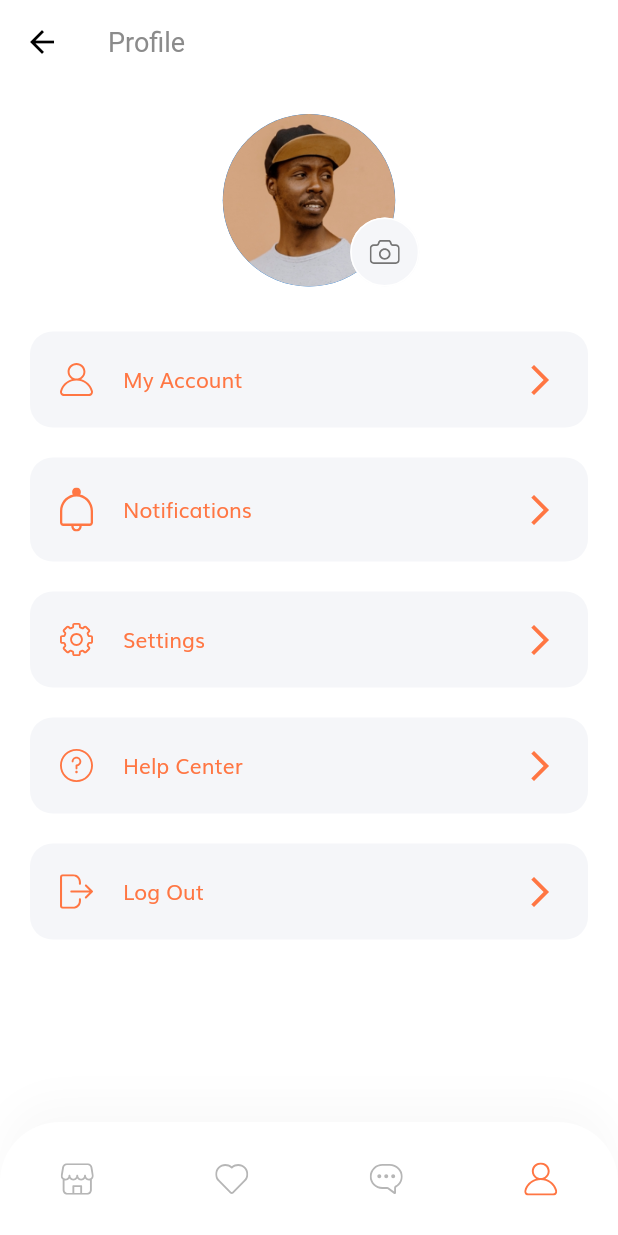
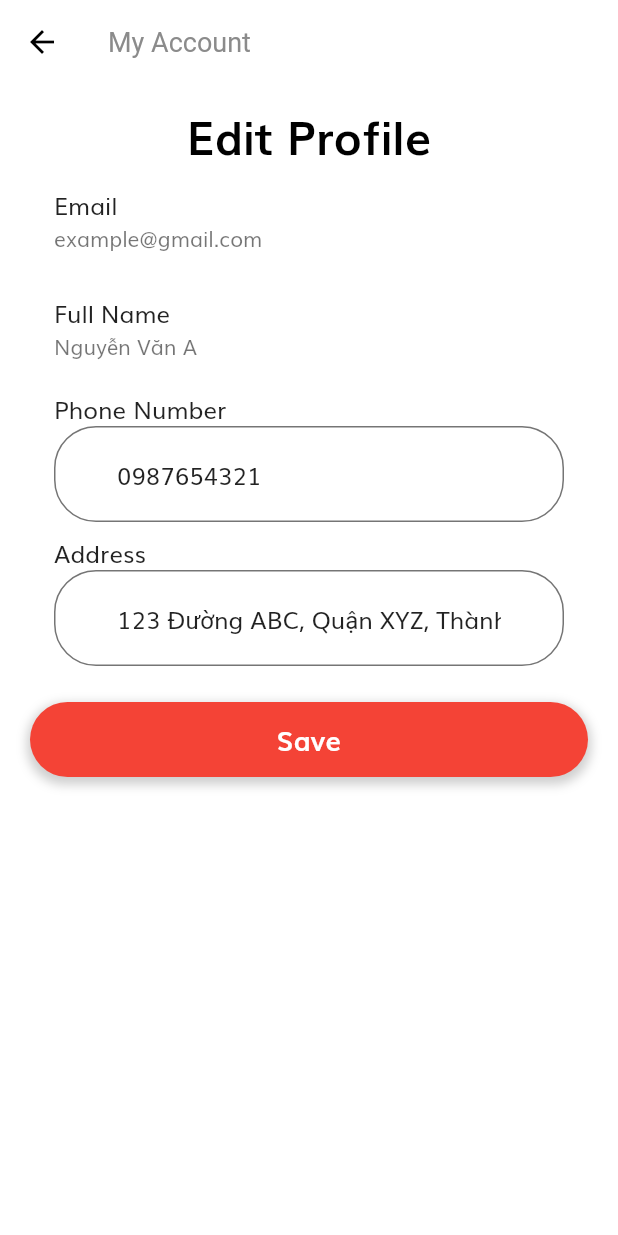
Before and after one commit to hieu20022002/ecommerce, a Flutter app: the ProfileScreen screen opened by its route, item 4 of the bottom bar chosen, after a tap on "My Account", on a phone screen of 412 x 824 dp. Run offline on Flutter 3.47's test engine with Material 2 defaults, Android fonts, the phone set to English and light mode, and no system bars; our stand-ins replace cloud_firestore, firebase_auth, firebase_core, flutter_svg, shared_preferences; accounts and stored records are empty.

Commit message:
code my_account

```diff
--- a/lib/config/routers.dart
+++ b/lib/config/routers.dart
@@ -1,6 +1,9 @@
+
+import 'package:ecommerce/models/User.dart';
 import 'package:ecommerce/screens/cart/cart_screen.dart';
 import 'package:ecommerce/screens/details/details_screen.dart';
 import 'package:ecommerce/screens/home/home_screen.dart';
+import 'package:ecommerce/screens/my_account/my_account.dart';
 import 'package:ecommerce/screens/otp/otp_screen.dart';
 import 'package:ecommerce/screens/sign_up/sign_up_screen.dart';
 import 'package:flutter/material.dart';
@@ -22,4 +25,6 @@ final Map<String, WidgetBuilder> routes = {
   LoginSuccessScreen.routeName: (context) => LoginSuccessScreen(),
   DetailsScreen.routeName: (context) => DetailsScreen(),
   ProfileScreen.routeName: (context) => ProfileScreen(),
-};
+  CartScreen.routeName:(context) => CartScreen(),
+  MyAccountScreen.routeName :(context) => MyAccountScreen(),
+  };
--- /dev/null
+++ b/lib/screens/my_account/my_account.dart
@@ -0,0 +1,117 @@
+import 'package:ecommerce/screens/constants.dart';
+import 'package:flutter/material.dart';
+
+class MyAccountScreen extends StatefulWidget {
+  static String routeName = "/my_account";
+  @override
+  _MyAccountScreenState createState() => _MyAccountScreenState();
+}
+
+class _MyAccountScreenState extends State<MyAccountScreen> {
+  // Khai báo các biến để lưu thông tin người dùng
+  String _email = 'example@gmail.com';
+  String _fullName = 'Nguyễn Văn A';
+  String _phoneNumber = '0987654321';
+  String _address = '123 Đường ABC, Quận XYZ, Thành phố HCM';
+
+  // Khai báo các biến để lưu thông tin người dùng khi cập nhật
+  String _newPhoneNumber = '';
+  String _newAddress = '';
+
+  // Hàm để cập nhật thông tin người dùng
+  void _updateUserInfo() {
+    setState(() {
+      if (_newPhoneNumber != '') {
+        _phoneNumber = _newPhoneNumber;
+        _newPhoneNumber = '';
+      }
+      if (_newAddress != '') {
+        _address = _newAddress;
+        _newAddress = '';
+      }
+    });
+  }
+
+  @override
+  Widget build(BuildContext context) {
+    return Scaffold(
+      appBar: AppBar(
+        title: Text('My Account'),
+      ),
+      body: ListView(
+        padding: EdgeInsets.symmetric(horizontal: 20, vertical: 10),
+        children: [
+          Text(
+            "Edit Profile",
+            style: headingStyle,
+            textAlign: TextAlign.center,
+          ),
+          ListTile(
+            title: Text('Email'),
+            subtitle: Text(_email),
+          ),
+          ListTile(
+            title: Text('Full Name'),
+            subtitle: Text(_fullName),
+          ),
+          ListTile(
+            title: Text('Phone Number'),
+            subtitle: TextFormField(
+              initialValue: _phoneNumber,
+              onChanged: (value) {
+                _newPhoneNumber = value;
+              },
+            ),
+          ),
+          ListTile(
+            title: Text('Address'),
+            subtitle: TextFormField(
+              initialValue: _address,
+              onChanged: (value) {
+                _newAddress = value;
+              },
+            ),
+          ),
+          SizedBox(height: 20),
+          //
+          Container(
+            width: double.infinity,
+            height: 50,
+            decoration: BoxDecoration(
+              borderRadius: BorderRadius.circular(25),
+              color: Colors.red,
+              boxShadow: [
+                BoxShadow(
+                  color: Colors.grey.withOpacity(0.5),
+                  spreadRadius: 2,
+                  blurRadius: 5,
+                  offset: Offset(0, 3),
+                ),
+              ],
+            ),
+            child: TextButton(
+              onPressed: _updateUserInfo,
+              style: ButtonStyle(
+                overlayColor: MaterialStateProperty.all<Color>(
+                    Colors.white.withOpacity(0.3)),
+                shape: MaterialStateProperty.all<OutlinedBorder>(
+                  RoundedRectangleBorder(
+                    borderRadius: BorderRadius.circular(25),
+                  ),
+                ),
+              ),
+              child: const Text(
+                'Save',
+                style: TextStyle(
+                  color: Colors.white,
+                  fontSize: 18,
+                  fontWeight: FontWeight.bold,
+                ),
+              ),
+            ),
+          )
+        ],
+      ),
+    );
+  }
+}
--- a/lib/screens/profile/components/body.dart
+++ b/lib/screens/profile/components/body.dart
@@ -1,3 +1,4 @@
+import 'package:ecommerce/screens/my_account/my_account.dart';
 import 'package:ecommerce/screens/sign_in/sign_in_screen.dart';
 import 'package:firebase_auth/firebase_auth.dart';
 import 'package:flutter/material.dart';
@@ -16,12 +17,16 @@ class Body extends StatelessWidget {
           ProfileMenu(
             text: "My Account",
             icon: "assets/icons/User Icon.svg",
-            press: () => {},
+            press: () => {
+              Navigator.pushNamed(context, MyAccountScreen.routeName)
+            },
           ),
           ProfileMenu(
             text: "Notifications",
             icon: "assets/icons/Bell.svg",
-            press: () {},
+            press: () {
+
+            },
           ),
           ProfileMenu(
             text: "Settings",
@@ -39,7 +44,6 @@ class Body extends StatelessWidget {
             press: ()  async =>  {
               await FirebaseAuth.instance.signOut(),
               Navigator.pushNamed(context, SignInScreen.routeName),
-
             }
 
           ),
```
